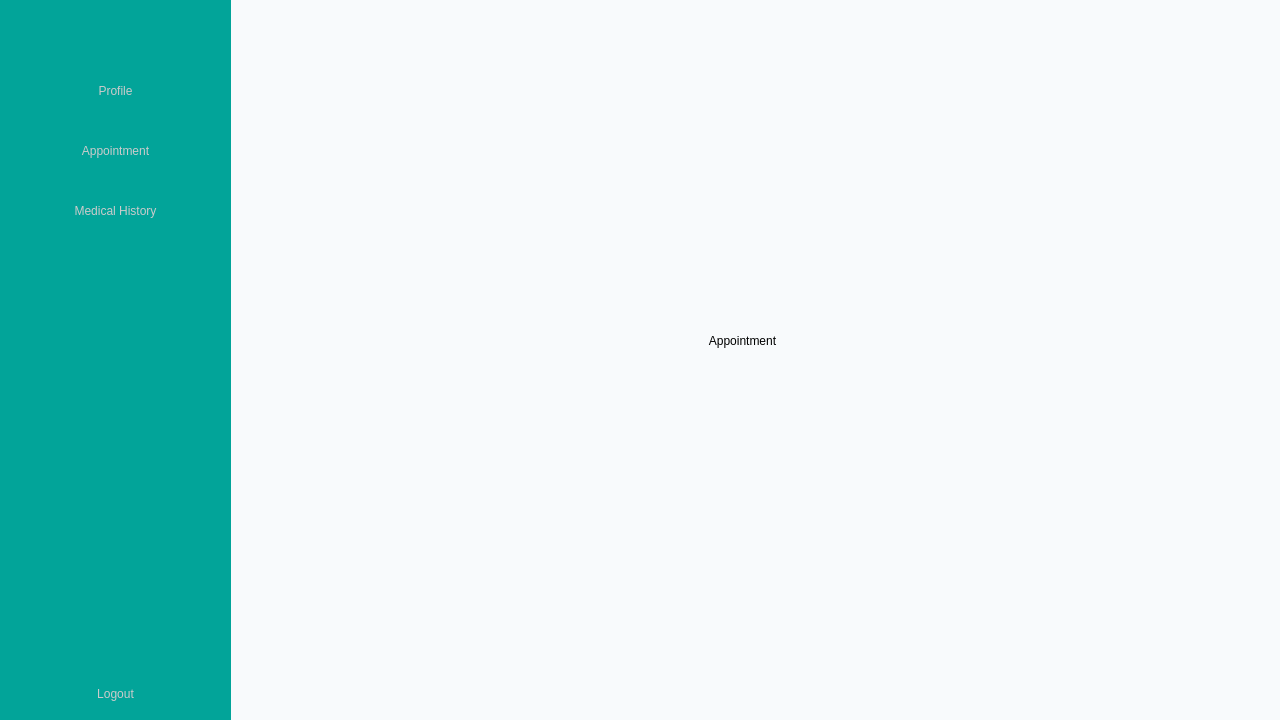
Old version of the form src/gui/ui/MainWindow2.ui in the repository RoronoaZoro321/Healthcare-Management-System.
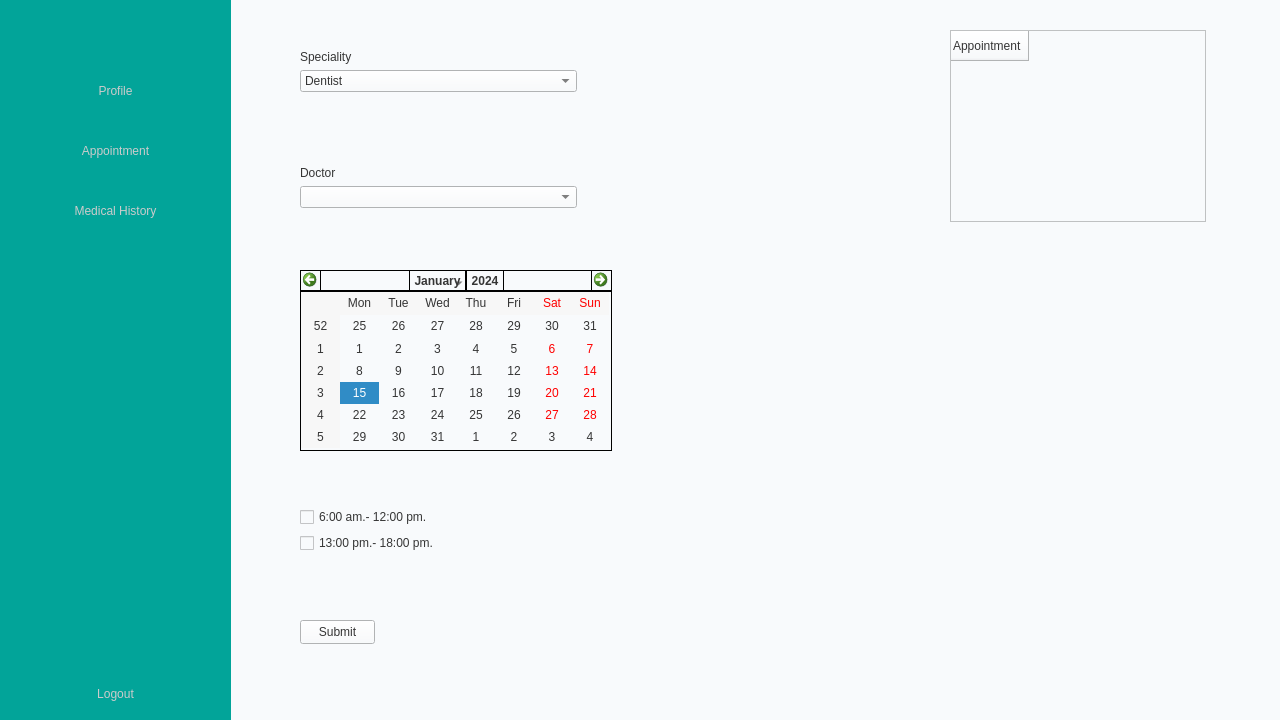
New version of the form. The open tabs and pages were chosen to show the change. Icons and pictures are not drawn.

Patch:
```diff
--- a/src/gui/ui/MainWindow2.ui
+++ b/src/gui/ui/MainWindow2.ui
@@ -31,7 +31,7 @@
 color: #353535;</string>
     </property>
     <layout class="QGridLayout" name="gridLayout_2">
-     <item row="0" column="0">
+     <item row="0" column="1">
       <widget class="QStackedWidget" name="stackedWidget">
        <property name="currentIndex">
         <number>0</number>
@@ -119,24 +119,173 @@
         </layout>
        </widget>
        <widget class="QWidget" name="page_2">
-        <widget class="QLabel" name="appointment_page">
+        <widget class="QWidget" name="widget_5" native="true">
          <property name="geometry">
           <rect>
-           <x>7</x>
-           <y>35</y>
-           <width>1011</width>
-           <height>611</height>
+           <x>20</x>
+           <y>20</y>
+           <width>1001</width>
+           <height>671</height>
           </rect>
          </property>
-         <property name="styleSheet">
-          <string notr="true">color: black;</string>
+         <property name="locale">
+          <locale language="English" country="UnitedStates"/>
          </property>
-         <property name="text">
-          <string>Appointment</string>
-         </property>
-         <property name="alignment">
-          <set>Qt::AlignCenter</set>
-         </property>
+         <widget class="QTableWidget" name="tableWidget">
+          <property name="geometry">
+           <rect>
+            <x>700</x>
+            <y>10</y>
+            <width>256</width>
+            <height>192</height>
+           </rect>
+          </property>
+          <row>
+           <property name="text">
+            <string>Appointment</string>
+           </property>
+          </row>
+         </widget>
+         <widget class="QWidget" name="verticalLayoutWidget_3">
+          <property name="geometry">
+           <rect>
+            <x>50</x>
+            <y>460</y>
+            <width>281</width>
+            <height>101</height>
+           </rect>
+          </property>
+          <layout class="QVBoxLayout" name="verticalLayout_5">
+           <item>
+            <layout class="QVBoxLayout" name="verticalLayout_3">
+             <item>
+              <widget class="QCheckBox" name="checkBox">
+               <property name="text">
+                <string>6:00 am.- 12:00 pm.</string>
+               </property>
+              </widget>
+             </item>
+             <item>
+              <widget class="QCheckBox" name="checkBox_2">
+               <property name="text">
+                <string>13:00 pm.- 18:00 pm.</string>
+               </property>
+              </widget>
+             </item>
+            </layout>
+           </item>
+          </layout>
+         </widget>
+         <widget class="QWidget" name="verticalLayoutWidget">
+          <property name="geometry">
+           <rect>
+            <x>50</x>
+            <y>30</y>
+            <width>277</width>
+            <height>158</height>
+           </rect>
+          </property>
+          <layout class="QVBoxLayout" name="verticalLayout_4">
+           <item>
+            <widget class="QLabel" name="label_2">
+             <property name="text">
+              <string>Speciality</string>
+             </property>
+            </widget>
+           </item>
+           <item>
+            <widget class="QComboBox" name="Speciality">
+             <property name="styleSheet">
+              <string notr="true"/>
+             </property>
+             <property name="editable">
+              <bool>false</bool>
+             </property>
+             <property name="currentText">
+              <string>Dentist</string>
+             </property>
+             <item>
+              <property name="text">
+               <string>Dentist</string>
+              </property>
+             </item>
+             <item>
+              <property name="text">
+               <string>Cardiology</string>
+              </property>
+             </item>
+             <item>
+              <property name="text">
+               <string>Pediatrics</string>
+              </property>
+             </item>
+             <item>
+              <property name="text">
+               <string>Surgery</string>
+              </property>
+             </item>
+             <item>
+              <property name="text">
+               <string>Obsterics and Gynaecology</string>
+              </property>
+             </item>
+            </widget>
+           </item>
+           <item>
+            <spacer name="verticalSpacer_2">
+             <property name="orientation">
+              <enum>Qt::Vertical</enum>
+             </property>
+             <property name="sizeHint" stdset="0">
+              <size>
+               <width>20</width>
+               <height>40</height>
+              </size>
+             </property>
+            </spacer>
+           </item>
+           <item>
+            <widget class="QLabel" name="label_3">
+             <property name="text">
+              <string>Doctor</string>
+             </property>
+            </widget>
+           </item>
+           <item>
+            <widget class="QComboBox" name="Doctor"/>
+           </item>
+          </layout>
+         </widget>
+         <widget class="QCalendarWidget" name="Calendar">
+          <property name="geometry">
+           <rect>
+            <x>50</x>
+            <y>250</y>
+            <width>312</width>
+            <height>181</height>
+           </rect>
+          </property>
+          <property name="styleSheet">
+           <string notr="true">border: 1px solid black
+</string>
+          </property>
+          <property name="locale">
+           <locale language="English" country="UnitedStates"/>
+          </property>
+         </widget>
+         <widget class="QPushButton" name="Submit">
+          <property name="geometry">
+           <rect>
+            <x>50</x>
+            <y>600</y>
+            <width>75</width>
+            <height>24</height>
+           </rect>
+          </property>
+          <property name="text">
+           <string>Submit</string>
+          </property>
+         </widget>
         </widget>
        </widget>
        <widget class="QWidget" name="page_3">
```
Left out of the diff: 2 changed lines with no effect on the pictures.
